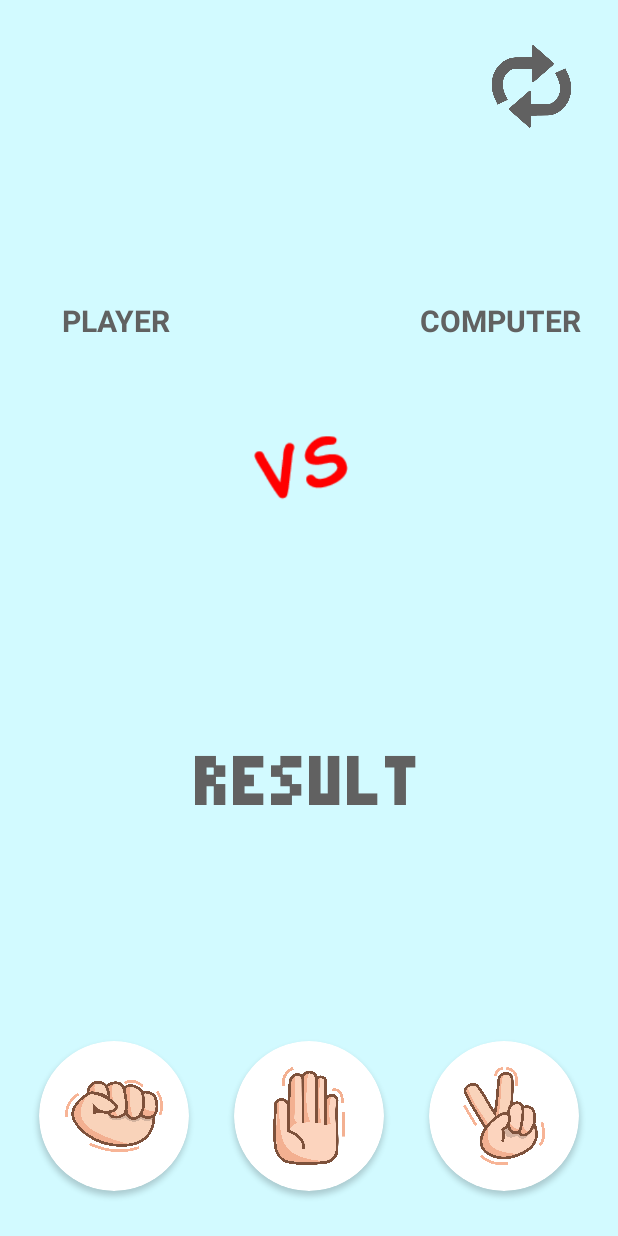
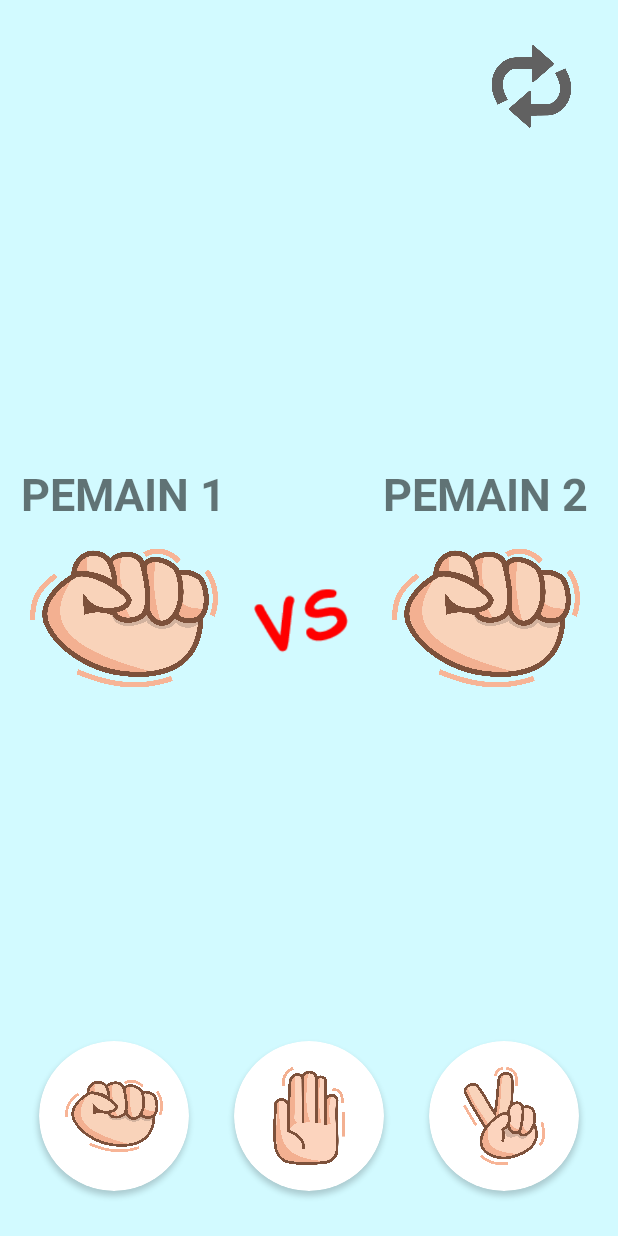
Before and after one commit to zdnkarim/RockPaperScissorGame, an Android app: the layout activity_main.xml on its own in the app's theme, with its tools: preview values and no code run, on a phone screen of 412 x 824 dp. Run offline under Robolectric (Android 15) with nearby library versions, the phone set to English and light mode, and no system bars.

Commit message:
Initial Commit Challenge Chapter 5

```diff
--- a/app/build.gradle
+++ b/app/build.gradle
@@ -1,6 +1,7 @@
 plugins {
     id 'com.android.application'
     id 'kotlin-android'
+    id 'kotlin-parcelize'
 }
 
 android {
@@ -40,6 +41,7 @@ dependencies {
     implementation 'androidx.appcompat:appcompat:1.3.1'
     implementation 'com.google.android.material:material:1.4.0'
     implementation 'androidx.constraintlayout:constraintlayout:2.1.0'
+    implementation 'androidx.legacy:legacy-support-v4:1.0.0'
     testImplementation 'junit:junit:4.+'
     androidTestImplementation 'androidx.test.ext:junit:1.1.3'
     androidTestImplementation 'androidx.test.espresso:espresso-core:3.4.0'
--- a/app/src/main/java/com/catnip/rockpaperscissorgame/ui/splashscreen/SplashScreenActivity.kt
+++ b/app/src/main/java/com/catnip/rockpaperscissorgame/ui/splashscreen/SplashScreenActivity.kt
@@ -5,7 +5,8 @@ import androidx.appcompat.app.AppCompatActivity
 import android.os.Bundle
 import android.os.CountDownTimer
 import com.catnip.rockpaperscissorgame.R
-import com.catnip.rockpaperscissorgame.ui.main.MainActivity
+import com.catnip.rockpaperscissorgame.ui.main.GameActivity
+import com.catnip.rockpaperscissorgame.ui.selectmode.SelectModeActivity
 
 class SplashScreenActivity : AppCompatActivity() {
 
@@ -23,7 +24,7 @@ class SplashScreenActivity : AppCompatActivity() {
             }
 
             override fun onFinish() {
-                val intent = Intent(this@SplashScreenActivity, MainActivity::class.java)
+                val intent = Intent(this@SplashScreenActivity, SelectModeActivity::class.java)
                 startActivity(intent)
             }
 
--- /dev/null
+++ b/app/src/main/res/drawable/ic_person.xml
@@ -0,0 +1,5 @@
+<vector android:height="24dp" android:tint="#FFFFFF"
+    android:viewportHeight="24" android:viewportWidth="24"
+    android:width="24dp" xmlns:android="http://schemas.android.com/apk/res/android">
+    <path android:fillColor="@android:color/white" android:pathData="M12,12c2.21,0 4,-1.79 4,-4s-1.79,-4 -4,-4 -4,1.79 -4,4 1.79,4 4,4zM12,14c-2.67,0 -8,1.34 -8,4v2h16v-2c0,-2.66 -5.33,-4 -8,-4z"/>
+</vector>
--- a/app/src/main/res/layout/activity_main.xml
+++ b/app/src/main/res/layout/activity_main.xml
@@ -5,7 +5,7 @@
     android:layout_width="match_parent"
     android:layout_height="match_parent"
     android:background="@color/primary"
-    tools:context=".ui.main.MainActivity">
+    tools:context=".ui.main.GameActivity">
 
     <ImageView
         android:id="@+id/iv_reset_game"
@@ -30,7 +30,7 @@
         app:layout_constraintTop_toTopOf="parent"
         tools:ignore="UseCompoundDrawables">
 
-        <TextView
+        <!-- <TextView
              android:layout_width="wrap_content"
              android:layout_height="wrap_content"
              android:layout_marginBottom="20dp"
@@ -38,7 +38,7 @@
              android:textAlignment="center"
              android:textColor="@color/color_text"
              android:textSize="20sp"
-            android:textStyle="bold" />
+             android:textStyle="bold" />&ndash;&gt;
 
          <ImageView
              android:id="@+id/iv_player_selected"
@@ -80,30 +80,65 @@
              android:textAlignment="center"
              android:textColor="@color/color_text"
              android:textSize="20sp"
-            android:textStyle="bold" />
+             android:textStyle="bold" />-->
 
+    </LinearLayout>
+
+    <!--ButtonUp-->
+    <TextView
+        android:id="@+id/tv_player1"
+        android:layout_width="wrap_content"
+        android:layout_height="wrap_content"
+        android:textSize="30sp"
+        android:textStyle="bold"
+        app:layout_constraintBottom_toTopOf="@id/iv_player1_selected"
+        app:layout_constraintLeft_toLeftOf="@id/iv_player1_selected"
+        app:layout_constraintRight_toRightOf="@id/iv_player1_selected"
+        tools:text="PEMAIN 1" />
+
+    <TextView
+        android:id="@+id/tv_player2"
+        android:layout_width="wrap_content"
+        android:layout_height="wrap_content"
+        android:textSize="30sp"
+        android:textStyle="bold"
+        app:layout_constraintBottom_toTopOf="@id/iv_player2_selected"
+        app:layout_constraintLeft_toLeftOf="@id/iv_player2_selected"
+        app:layout_constraintRight_toRightOf="@id/iv_player2_selected"
+        tools:text="PEMAIN 2" />
+
+    <!--player 1 image selected-->
     <ImageView
-            android:id="@+id/iv_computer_selected"
+        android:id="@+id/iv_player1_selected"
         android:layout_width="125dp"
         android:layout_height="125dp"
-            android:layout_marginTop="20dp"
-            tools:ignore="ContentDescription" />
-    </LinearLayout>
+        android:layout_marginStart="20dp"
+        app:layout_constraintBottom_toBottomOf="parent"
+        app:layout_constraintLeft_toLeftOf="parent"
+        app:layout_constraintTop_toTopOf="parent"
+        tools:src="@drawable/ic_rock_selection" />
 
-    <TextView
-        android:id="@+id/tv_result"
-        android:layout_width="wrap_content"
-        android:layout_height="wrap_content"
-        android:layout_marginTop="100dp"
-        android:fontFamily="@font/pixelated_font"
-        android:textColor="@color/color_text"
-        android:textSize="50sp"
-        android:textStyle="bold"
+    <!--versus image-->
+    <ImageView
+        android:id="@+id/iv_versus_image"
+        android:layout_width="100dp"
+        android:layout_height="100dp"
+        android:src="@drawable/ic_versus"
+        app:layout_constraintBottom_toBottomOf="parent"
         app:layout_constraintLeft_toLeftOf="parent"
         app:layout_constraintRight_toRightOf="parent"
-        app:layout_constraintTop_toBottomOf="@id/ll_player_image"
-        tools:text="RESULT" />
+        app:layout_constraintTop_toTopOf="parent" />
 
+    <!--player 2 image selected-->
+    <ImageView
+        android:id="@+id/iv_player2_selected"
+        android:layout_width="125dp"
+        android:layout_height="125dp"
+        android:layout_marginEnd="25dp"
+        app:layout_constraintBottom_toBottomOf="parent"
+        app:layout_constraintRight_toRightOf="parent"
+        app:layout_constraintTop_toTopOf="parent"
+        tools:src="@drawable/ic_rock_selection" />
 
     <androidx.cardview.widget.CardView
         android:id="@+id/cv_btn_rock"
--- a/app/src/main/res/values-night/themes.xml
+++ b/app/src/main/res/values-night/themes.xml
@@ -1,6 +1,6 @@
 <resources xmlns:tools="http://schemas.android.com/tools">
     <!-- Base application theme. -->
-    <style name="Theme.RockPaperScissorGame" parent="Theme.MaterialComponents.DayNight.NoActionBar">
+    <style name="Theme.RockPaperScissorGame" parent="Theme.MaterialComponents.DayNight.DarkActionBar">
         <!-- Primary brand color. -->
         <item name="colorPrimary">@color/primary</item>
         <item name="colorPrimaryVariant">@color/primary_variant</item>
@@ -13,4 +13,11 @@
         <item name="android:statusBarColor" tools:targetApi="l">?attr/colorPrimaryVariant</item>
         <!-- Customize your theme here. -->
     </style>
+
+    <style name="Theme.RockPaperScissorGame.NoActionBar.FullScreen" parent="@style/Theme.MaterialComponents.DayNight.NoActionBar">
+        <item name="android:windowNoTitle">true</item>
+        <item name="android:windowActionBar">false</item>
+        <item name="android:windowFullscreen">true</item>
+        <item name="android:windowContentOverlay">@null</item>
+    </style>
 </resources>
--- a/app/src/main/res/values/strings.xml
+++ b/app/src/main/res/values/strings.xml
@@ -4,7 +4,9 @@
     <string name="text_computer">COMPUTER</string>
     <string name="text_result_draw">DRAW!!</string>
     <string name="text_result_lose">YOU LOSE</string>
-    <string name="text_result_win">YOU WIN</string>
+    <string name="text_result_win">WIN</string>
     <string name="text_suggest_restart">Restart First!</string>
     <string name="text_suggest_play">Play First!</string>
+    <!-- TODO: Remove or change this placeholder text -->
+    <string name="hello_blank_fragment">Hello blank fragment</string>
 </resources>
--- a/app/src/main/res/values/themes.xml
+++ b/app/src/main/res/values/themes.xml
@@ -1,6 +1,6 @@
 <resources xmlns:tools="http://schemas.android.com/tools">
     <!-- Base application theme. -->
-    <style name="Theme.RockPaperScissorGame" parent="Theme.MaterialComponents.DayNight.NoActionBar">
+    <style name="Theme.RockPaperScissorGame" parent="Theme.MaterialComponents.DayNight.DarkActionBar">
         <!-- Primary brand color. -->
         <item name="colorPrimary">@color/primary</item>
         <item name="colorPrimaryVariant">@color/primary_variant</item>
@@ -13,4 +13,11 @@
         <item name="android:statusBarColor" tools:targetApi="l">?attr/colorPrimaryVariant</item>
         <!-- Customize your theme here. -->
     </style>
+
+    <style name="Theme.RockPaperScissorGame.NoActionBar.FullScreen" parent="@style/Theme.MaterialComponents.DayNight.NoActionBar">
+        <item name="android:windowNoTitle">true</item>
+        <item name="android:windowActionBar">false</item>
+        <item name="android:windowFullscreen">true</item>
+        <item name="android:windowContentOverlay">@null</item>
+    </style>
 </resources>
--- a/build.gradle
+++ b/build.gradle
@@ -6,7 +6,7 @@ buildscript {
     }
     dependencies {
         classpath "com.android.tools.build:gradle:7.0.2"
-        classpath "org.jetbrains.kotlin:kotlin-gradle-plugin:1.5.30"
+        classpath 'org.jetbrains.kotlin:kotlin-gradle-plugin:1.5.31'
 
         // NOTE: Do not place your application dependencies here; they belong
         // in the individual module build.gradle files
```
Also changed, not shown: app/src/main/AndroidManifest.xml (+8 -5 lines), app/src/main/java/com/catnip/rockpaperscissorgame/ui/inputname/InputNameFragment.kt (added, +68 -0 lines), app/src/main/java/com/catnip/rockpaperscissorgame/ui/main/GameActivity.kt (added, +139 -0 lines), app/src/main/java/com/catnip/rockpaperscissorgame/ui/main/MainActivity.kt (deleted, +0 -162 lines), app/src/main/java/com/catnip/rockpaperscissorgame/ui/selectmode/SelectModeActivity.kt (added, +26 -0 lines), app/src/main/res/layout/activity_select_mode.xml (added, +62 -0 lines), app/src/main/res/layout/fragment_input_name.xml (added, +68 -0 lines), app/src/main/res/drawable/ic_playervcom.webp (added), app/src/main/res/drawable/ic_playervplayer.webp (added). Lines whose indentation alone changed are shown as unchanged.
